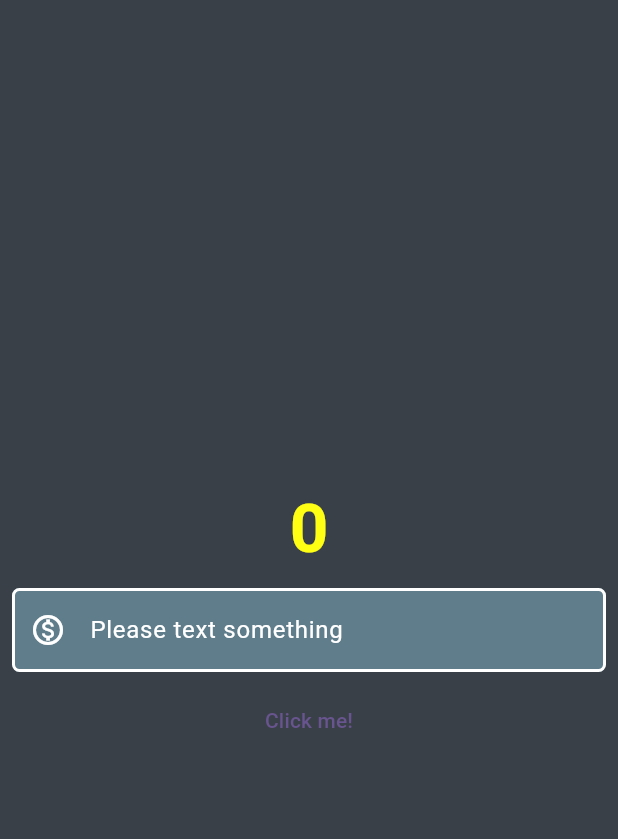
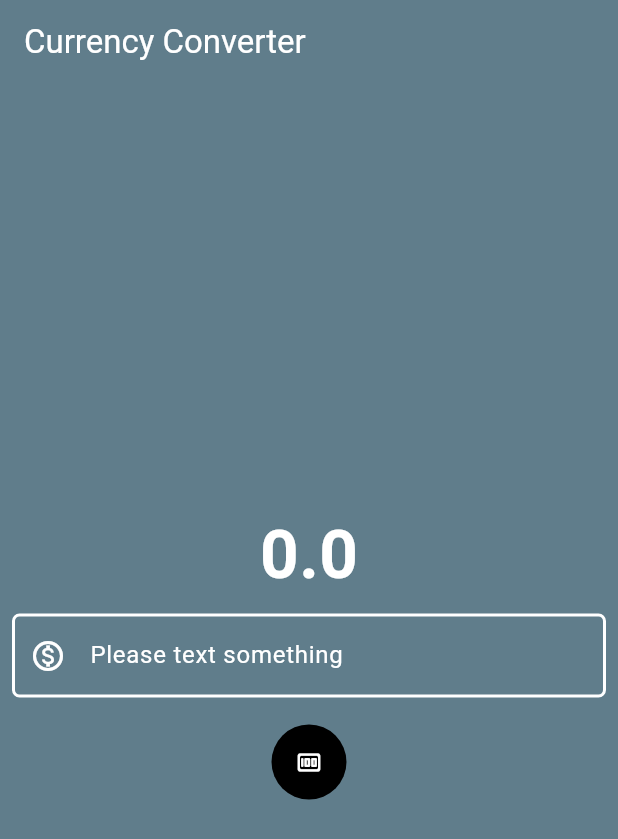
Before and after one commit to anthef/currencyConverter, a Flutter app: the screen it shows after launch, on a phone screen of 412 x 824 dp. Shown: the top 839 px of the screen. Run offline on Flutter 3.47's test engine with Material 3 defaults, Android fonts, the phone set to English and light mode, and no system bars; Roboto replaces fonts that are missing (Times New Roman).

Commit message:
finish currency

```diff
--- a/lib/currency_material.dart
+++ b/lib/currency_material.dart
@@ -1,10 +1,16 @@
 import 'package:flutter/material.dart';
 
-class CurrencyMaterial extends StatelessWidget {
+class CurrencyMaterial extends StatefulWidget {
   const CurrencyMaterial({super.key});
 
   @override
-  Widget build(BuildContext context) {
+  State<CurrencyMaterial> createState() => _CurrencyMaterialState();
+}
+
+class _CurrencyMaterialState extends State<CurrencyMaterial> {
+  double result = 0;
+  final TextEditingController textEditingController = TextEditingController();
+
   final border = OutlineInputBorder(
     borderSide: const BorderSide(
       color: Colors.white,
@@ -12,30 +18,51 @@ class CurrencyMaterial extends StatelessWidget {
     ),
     borderRadius: BorderRadius.circular(5),
   );
+
+  void convert() {
+    setState(() {
+      result = double.tryParse(textEditingController.text) != null
+          ? double.parse(textEditingController.text) * 16280.80
+          : 0;
+    });
+  }
+
+  @override
+  Widget build(BuildContext context) {
     return Scaffold(
+      appBar: AppBar(
+        elevation: 0,
+        backgroundColor: Colors.blueGrey,
+        title: const Text(
+          "Currency Converter",
+          style: TextStyle(color: Colors.white, fontFamily: 'Times New Roman'),
+        ),
+      ),
       backgroundColor: Colors.blueGrey,
       body: Center(
         child: ColoredBox(
-          color: Color.fromRGBO(20, 2, 5, 0.5),
+          color: Colors.blueGrey,
           child: Column(
             mainAxisAlignment: MainAxisAlignment.center,
             children: [
-              const Text(
-                '0',
-                style: TextStyle(
+              Text(
+                result.toString(),
+                style: const TextStyle(
                   fontSize: 45,
                   fontWeight: FontWeight.bold,
-                  color: Color.fromARGB(255, 255, 255, 20),
+                  color: Colors.white,
                 ),
               ),
               Padding(
                 padding: const EdgeInsets.all(8.0),
                 child: TextField(
+                  controller: textEditingController,
                   textCapitalization: TextCapitalization.characters,
-                  style: TextStyle(color: Colors.white),
+                  style: const TextStyle(color: Colors.white),
                   decoration: InputDecoration(
                     hintText: "Please text something",
-                    hintStyle: TextStyle(color: Colors.white),
+                    hintStyle: const TextStyle(
+                        color: Colors.white, fontFamily: 'Times New Roman'),
                     prefixIcon: const Icon(
                       Icons.monetization_on_outlined,
                       color: Colors.white,
@@ -49,11 +76,21 @@ class CurrencyMaterial extends StatelessWidget {
                       const TextInputType.numberWithOptions(decimal: true),
                 ),
               ),
-              TextButton(
+              Padding(
+                padding: const EdgeInsets.fromLTRB(10, 10, 10, 10),
+                child: TextButton(
                   onPressed: () {
-                    print('button clicked');
+                    convert();
                   },
-                  child: const Text("Click me!")),
+                  style: TextButton.styleFrom(
+                    backgroundColor: Colors.black,
+                    foregroundColor: Colors.white,
+                    minimumSize: const Size(double.infinity, 50),
+                    shape: const CircleBorder(),
+                  ),
+                  child: const Icon(Icons.money_rounded),
+                ),
+              ),
             ],
           ),
         ),
--- a/lib/main.dart
+++ b/lib/main.dart
@@ -1,5 +1,4 @@
 import 'package:flutter/material.dart';
-import 'package:flutter/cupertino.dart';
 import 'package:test_instalasi_flutter/currency_material.dart';
 
 void main() {
@@ -19,7 +18,7 @@ class MyApp extends StatelessWidget {
       ),
       // home: const MyHomePage(title: 'Testing Flutter'),
 
-      home: CurrencyMaterial()
+      home: const CurrencyMaterial()
     );
   }
 }
@@ -47,50 +46,19 @@ class _MyHomePageState extends State<MyHomePage> {
 
   void _incrementCounter() {
     setState(() {
-      // This call to setState tells the Flutter framework that something has
-      // changed in this State, which causes it to rerun the build method below
-      // so that the display can reflect the updated values. If we changed
-      // _counter without calling setState(), then the build method would not be
-      // called again, and so nothing would appear to happen.
       _counter++;
     });
   }
 
   @override
   Widget build(BuildContext context) {
-    // This method is rerun every time setState is called, for instance as done
-    // by the _incrementCounter method above.
-    //
-    // The Flutter framework has been optimized to make rerunning build methods
-    // fast, so that you can just rebuild anything that needs updating rather
-    // than having to individually change instances of widgets.
     return Scaffold(
       appBar: AppBar(
-        // TRY THIS: Try changing the color here to a specific color (to
-        // Colors.amber, perhaps?) and trigger a hot reload to see the AppBar
-        // change color while the other colors stay the same.
         backgroundColor: Theme.of(context).colorScheme.inversePrimary,
-        // Here we take the value from the MyHomePage object that was created by
-        // the App.build method, and /. it to set our appbar title.
         title: Text(widget.title),
       ),
       body: Center(
-        // Center is a layout widget. It takes a single child and positions it
-        // in the middle of the parent.
         child: Column(
-          // Column is also a layout widget. It takes a list of children and
-          // arranges them vertically. By default, it sizes itself to fit its
-          // children horizontally, and tries to be as tall as its parent.
-          //
-          // Column has various properties to control how it sizes itself and
-          // how it positions its children. Here we use mainAxisAlignment to
-          // center the children vertically; the main axis here is the vertical
-          // axis because Columns are vertical (the cross axis would be
-          // horizontal).
-          //
-          // TRY THIS: Invoke "debug painting" (choose the "Toggle Debug Paint"
-          // action in the IDE, or press "p" in the console), to see the
-          // wireframe for each widget.
           mainAxisAlignment: MainAxisAlignment.center,
           children: <Widget>[
             const Text(
@@ -107,7 +75,7 @@ class _MyHomePageState extends State<MyHomePage> {
         onPressed: _incrementCounter,
         tooltip: 'Increment',
         child: const Icon(Icons.add),
-      ), // This trailing comma makes auto-formatting nicer for build methods.
+      ),
     );
   }
 }
```
Lines whose indentation alone changed are shown as unchanged.
